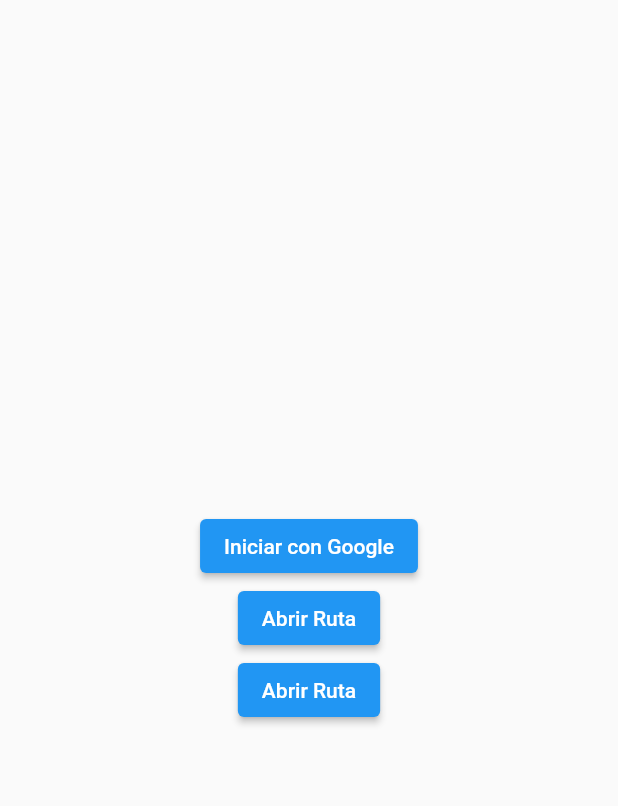
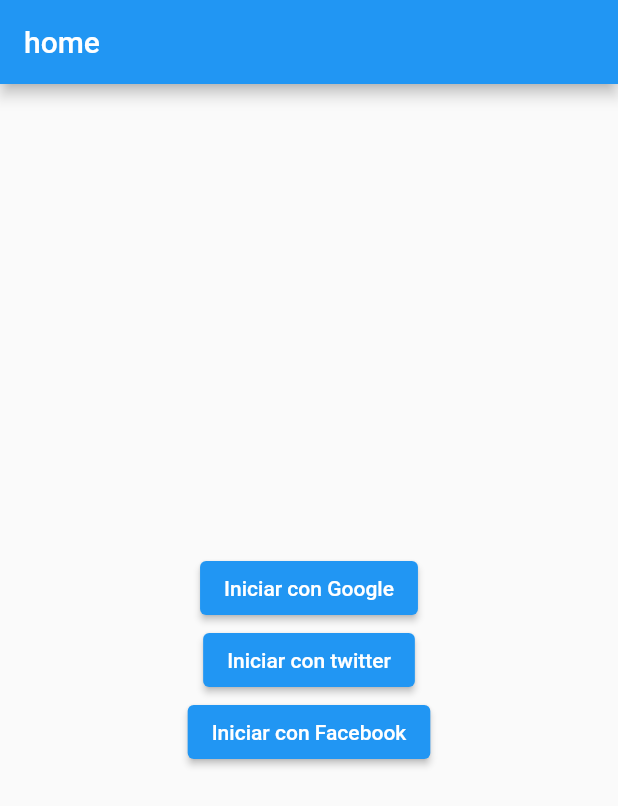
Before and after one commit to IsabelGallego/Autenticacion, a Flutter app: the screen it shows after launch, on a phone screen of 412 x 824 dp. Shown: the top 806 px of the screen. Run offline on Flutter 3.47's test engine with Material 2 defaults, Android fonts, the phone set to English and light mode, and no system bars; our stand-ins replace firebase_auth, firebase_core, google_sign_in; accounts and stored records are empty.

```diff
--- a/lib/main.dart
+++ b/lib/main.dart
@@ -4,7 +4,7 @@
 
 void main() {
   runApp(const MaterialApp(
-    title: 'Navigation Basics',
+    title: 'login',
     home: FirstRoute(),
   ));
 }
@@ -15,6 +15,9 @@
   @override
   Widget build(BuildContext context) {
     return Scaffold(
+      appBar: AppBar(
+        title: const Text("home"),
+      ),
         body: Column(
       mainAxisAlignment: MainAxisAlignment.center,
       crossAxisAlignment: CrossAxisAlignment.center,
@@ -41,7 +44,7 @@
         )),
         Center(
           child: ElevatedButton(
-            child: const Text('Abrir Ruta'),
+            child: const Text('Iniciar con twitter'),
             onPressed: () {
               Navigator.push(
                 context,
@@ -52,7 +55,7 @@
         ),
         Center(
           child: ElevatedButton(
-            child: const Text('Abrir Ruta'),
+            child: const Text('Iniciar con Facebook'),
             onPressed: () {
               Navigator.push(
                 context,
```
Also changed, not shown: 1 other file.
